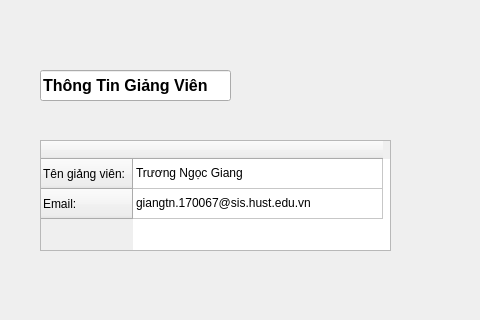
Old version of the form src/ui/teacher/teacher.ui in the repository ngocgiang99/Attendance-By-Face; both pictures show x 0 to 480 and y 0 to 320 of the 1366 by 768 pixel window.
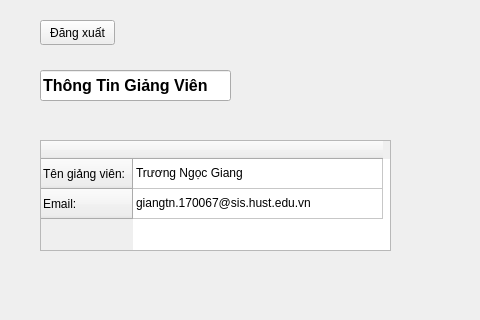
New version of the form.

Commit message: add logout button for teacher

Patch:
```diff
--- a/src/ui/teacher/teacher.ui
+++ b/src/ui/teacher/teacher.ui
@@ -148,6 +148,19 @@
     <bool>true</bool>
    </property>
   </widget>
+  <widget class="QPushButton" name="logout_button">
+   <property name="geometry">
+    <rect>
+     <x>40</x>
+     <y>20</y>
+     <width>75</width>
+     <height>25</height>
+    </rect>
+   </property>
+   <property name="text">
+    <string>Đăng xuất</string>
+   </property>
+  </widget>
  </widget>
  <resources/>
  <connections/>
```
The commit also changes 3 other files.
